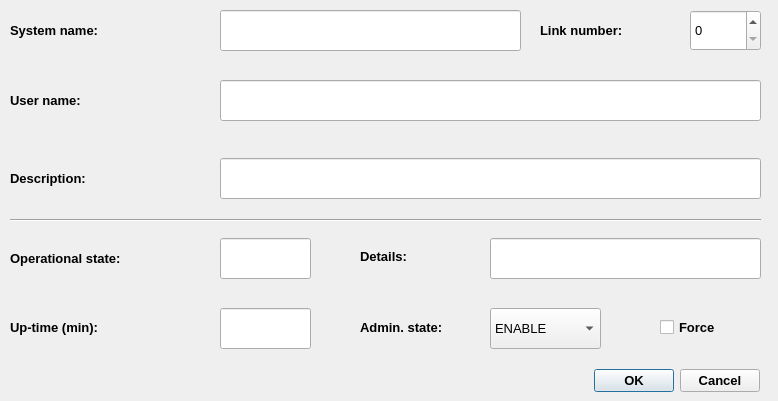
Qt form Server/Scripts/GenJMRI/ui/LightGroupsLink_Dialog.ui (jonasbjurel/myRailIO) before a commit.
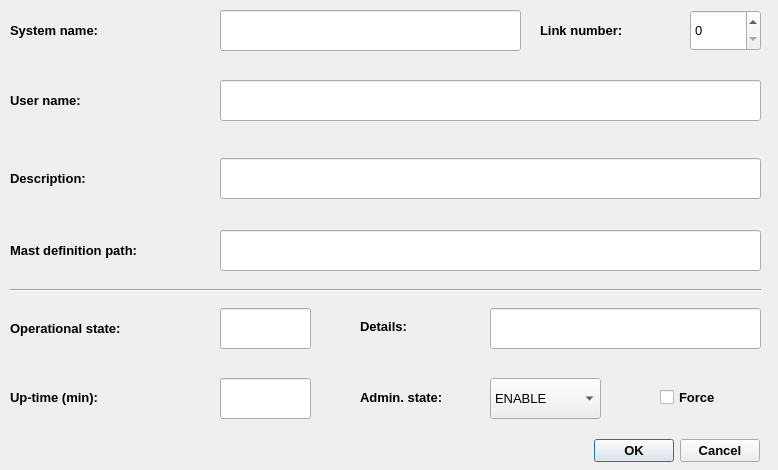
The same form after that commit. Icons and pictures are not drawn.

Patch:
```diff
--- a/Server/Scripts/GenJMRI/ui/LightGroupsLink_Dialog.ui
+++ b/Server/Scripts/GenJMRI/ui/LightGroupsLink_Dialog.ui
@@ -7,7 +7,7 @@
     <x>0</x>
     <y>0</y>
     <width>778</width>
-    <height>401</height>
+    <height>470</height>
    </rect>
   </property>
   <property name="windowTitle">
@@ -21,7 +21,7 @@
    <property name="geometry">
     <rect>
      <x>490</x>
-     <y>308</y>
+     <y>378</y>
      <width>111</width>
      <height>41</height>
     </rect>
@@ -49,7 +49,7 @@
    <property name="geometry">
     <rect>
      <x>360</x>
-     <y>307</y>
+     <y>377</y>
      <width>131</width>
      <height>41</height>
     </rect>
@@ -72,7 +72,7 @@
    <property name="geometry">
     <rect>
      <x>10</x>
-     <y>238</y>
+     <y>308</y>
      <width>211</width>
      <height>41</height>
     </rect>
@@ -95,7 +95,7 @@
    <property name="geometry">
     <rect>
      <x>220</x>
-     <y>238</y>
+     <y>308</y>
      <width>91</width>
      <height>41</height>
     </rect>
@@ -119,7 +119,7 @@
    <property name="geometry">
     <rect>
      <x>660</x>
-     <y>307</y>
+     <y>377</y>
      <width>101</width>
      <height>41</height>
     </rect>
@@ -142,7 +142,7 @@
    <property name="geometry">
     <rect>
      <x>10</x>
-     <y>307</y>
+     <y>377</y>
      <width>211</width>
      <height>41</height>
     </rect>
@@ -165,7 +165,7 @@
    <property name="geometry">
     <rect>
      <x>220</x>
-     <y>308</y>
+     <y>378</y>
      <width>91</width>
      <height>41</height>
     </rect>
@@ -189,7 +189,7 @@
    <property name="geometry">
     <rect>
      <x>589</x>
-     <y>365</y>
+     <y>435</y>
      <width>171</width>
      <height>31</height>
     </rect>
@@ -279,7 +279,7 @@
    <property name="geometry">
     <rect>
      <x>360</x>
-     <y>236</y>
+     <y>306</y>
      <width>131</width>
      <height>41</height>
     </rect>
@@ -302,7 +302,7 @@
    <property name="geometry">
     <rect>
      <x>490</x>
-     <y>238</y>
+     <y>308</y>
      <width>271</width>
      <height>41</height>
     </rect>
@@ -347,7 +347,7 @@
    <property name="geometry">
     <rect>
      <x>10</x>
-     <y>210</y>
+     <y>280</y>
      <width>751</width>
      <height>20</height>
     </rect>
@@ -450,6 +450,53 @@
     <string>User name:</string>
    </property>
   </widget>
+  <widget class="QLabel" name="label_17">
+   <property name="geometry">
+    <rect>
+     <x>10</x>
+     <y>230</y>
+     <width>211</width>
+     <height>41</height>
+    </rect>
+   </property>
+   <property name="font">
+    <font>
+     <pointsize>10</pointsize>
+     <weight>75</weight>
+     <bold>true</bold>
+    </font>
+   </property>
+   <property name="whatsThis">
+    <string>&lt;html&gt;&lt;head/&gt;&lt;body&gt;&lt;p&gt;&lt;span style=&quot; font-weight:400;&quot;&gt;Mast definition path&lt;/span&gt;&lt;/p&gt;&lt;/body&gt;&lt;/html&gt;</string>
+   </property>
+   <property name="text">
+    <string>Mast definition path:</string>
+   </property>
+  </widget>
+  <widget class="QLineEdit" name="mastDefinitionPathLineEdit">
+   <property name="geometry">
+    <rect>
+     <x>220</x>
+     <y>230</y>
+     <width>541</width>
+     <height>41</height>
+    </rect>
+   </property>
+   <property name="font">
+    <font>
+     <pointsize>10</pointsize>
+    </font>
+   </property>
+   <property name="whatsThis">
+    <string>&lt;html&gt;&lt;head/&gt;&lt;body&gt;&lt;p&gt;Mast definition path&lt;/p&gt;&lt;/body&gt;&lt;/html&gt;</string>
+   </property>
+   <property name="text">
+    <string/>
+   </property>
+   <property name="readOnly">
+    <bool>false</bool>
+   </property>
+  </widget>
  </widget>
  <resources/>
  <connections/>
```
